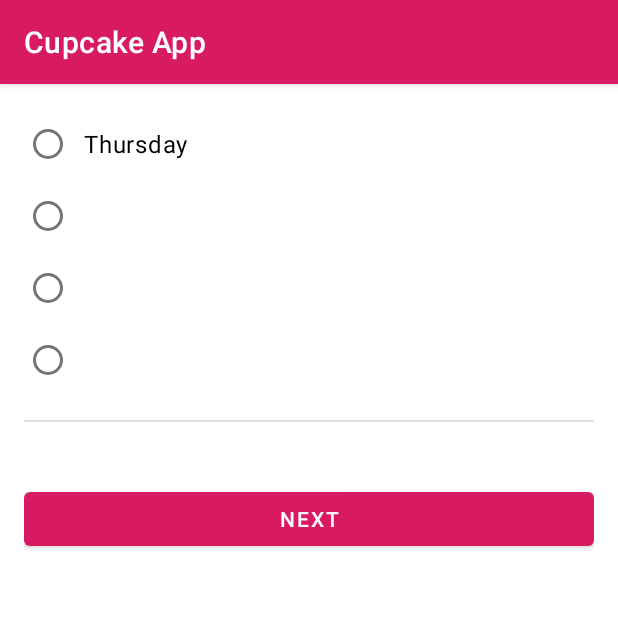
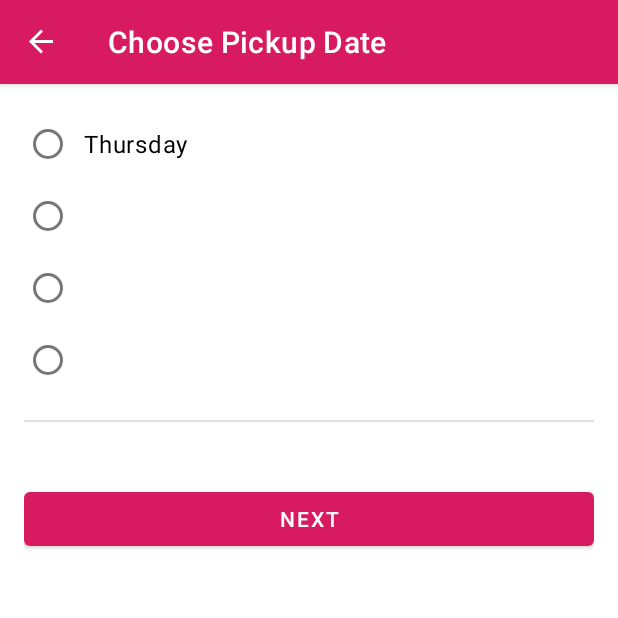
Before and after one commit to vaneIv/CupcakeApp, an Android app: the PickupFragment screen opened through its navigation route, on a phone screen of 412 x 824 dp, the top half of it. Run offline under Robolectric (Android 15) with nearby library versions, the phone set to English and light mode, and no system bars; our stand-ins replace data binding, navigation-ui.

Commit message:
Navigation and basic navigation functions setup.

```diff
--- a/app/src/main/AndroidManifest.xml
+++ b/app/src/main/AndroidManifest.xml
@@ -1,6 +1,7 @@
 <?xml version="1.0" encoding="utf-8"?>
 <manifest xmlns:android="http://schemas.android.com/apk/res/android"
-    xmlns:tools="http://schemas.android.com/tools">
+    xmlns:tools="http://schemas.android.com/tools"
+    package="com.example.cupcakeapp">
 
     <application
         android:allowBackup="true"
--- a/app/src/main/java/com/example/cupcakeapp/FlavorFragment.kt
+++ b/app/src/main/java/com/example/cupcakeapp/FlavorFragment.kt
@@ -4,8 +4,9 @@ import android.os.Bundle
 import android.view.LayoutInflater
 import android.view.View
 import android.view.ViewGroup
-import android.widget.Toast
 import androidx.fragment.app.Fragment
+import androidx.navigation.fragment.findNavController
+import com.example.cupcakeapp.R.*
 import com.example.cupcakeapp.databinding.FragmentFlavorBinding
 
 /**
@@ -42,7 +43,7 @@ class FlavorFragment : Fragment() {
      * Navigate to the next screen to choose pickup date.
      */
     fun goToNextScreen() {
-        Toast.makeText(activity, "Next", Toast.LENGTH_SHORT).show()
+        findNavController().navigate(R.id.action_flavorFragment_to_pickupFragment)
     }
 
     /**
--- a/app/src/main/java/com/example/cupcakeapp/MainActivity.kt
+++ b/app/src/main/java/com/example/cupcakeapp/MainActivity.kt
@@ -1,5 +1,19 @@
 package com.example.cupcakeapp
 
+import android.os.Bundle
 import androidx.appcompat.app.AppCompatActivity
+import androidx.navigation.fragment.NavHostFragment
+import androidx.navigation.ui.setupActionBarWithNavController
 
-class MainActivity : AppCompatActivity(R.layout.activity_main)
+class MainActivity : AppCompatActivity(R.layout.activity_main) {
+
+    override fun onCreate(savedInstanceState: Bundle?) {
+        super.onCreate(savedInstanceState)
+
+        val navHostFragment = supportFragmentManager
+            .findFragmentById(R.id.nav_host_fragment) as NavHostFragment
+        val navController = navHostFragment.navController
+
+        setupActionBarWithNavController(navController)
+    }
+}
--- a/app/src/main/java/com/example/cupcakeapp/PickupFragment.kt
+++ b/app/src/main/java/com/example/cupcakeapp/PickupFragment.kt
@@ -6,6 +6,7 @@ import android.view.View
 import android.view.ViewGroup
 import android.widget.Toast
 import androidx.fragment.app.Fragment
+import androidx.navigation.fragment.findNavController
 import com.example.cupcakeapp.databinding.FragmentPickupBinding
 
 class PickupFragment : Fragment() {
@@ -31,7 +32,7 @@ class PickupFragment : Fragment() {
     }
 
     fun goToNextScreen() {
-        Toast.makeText(activity, "Next", Toast.LENGTH_SHORT).show()
+        findNavController().navigate(R.id.action_pickupFragment_to_summaryFragment)
     }
 
     override fun onDestroyView() {
--- a/app/src/main/java/com/example/cupcakeapp/StartFragment.kt
+++ b/app/src/main/java/com/example/cupcakeapp/StartFragment.kt
@@ -4,8 +4,8 @@ import android.os.Bundle
 import android.view.LayoutInflater
 import android.view.View
 import android.view.ViewGroup
-import android.widget.Toast
 import androidx.fragment.app.Fragment
+import androidx.navigation.fragment.findNavController
 import com.example.cupcakeapp.databinding.FragmentStartBinding
 
 class StartFragment : Fragment() {
@@ -33,7 +33,7 @@ class StartFragment : Fragment() {
     }
 
     fun orderCupcake(quantity: Int) {
-        Toast.makeText(activity, "Ordered $quantity cupcake(s)", Toast.LENGTH_SHORT).show()
+        findNavController().navigate(R.id.action_startFragment_to_flavorFragment)
     }
 
     override fun onDestroyView() {
--- a/app/src/main/res/navigation/nav_graph.xml
+++ b/app/src/main/res/navigation/nav_graph.xml
@@ -8,21 +8,33 @@
     <fragment
         android:id="@+id/startFragment"
         android:name="com.example.cupcakeapp.StartFragment"
-        android:label="fragment_start"
-        tools:layout="@layout/fragment_start" />
+        android:label="@string/app_name"
+        tools:layout="@layout/fragment_start">
+        <action
+            android:id="@+id/action_startFragment_to_flavorFragment"
+            app:destination="@id/flavorFragment" />
+    </fragment>
     <fragment
         android:id="@+id/flavorFragment"
         android:name="com.example.cupcakeapp.FlavorFragment"
-        android:label="fragment_flavor"
-        tools:layout="@layout/fragment_flavor" />
+        android:label="@string/choose_flavor"
+        tools:layout="@layout/fragment_flavor">
+        <action
+            android:id="@+id/action_flavorFragment_to_pickupFragment"
+            app:destination="@id/pickupFragment" />
+    </fragment>
     <fragment
         android:id="@+id/pickupFragment"
         android:name="com.example.cupcakeapp.PickupFragment"
-        android:label="fragment_pickup"
-        tools:layout="@layout/fragment_pickup" />
+        android:label="@string/choose_pickup_date"
+        tools:layout="@layout/fragment_pickup">
+        <action
+            android:id="@+id/action_pickupFragment_to_summaryFragment"
+            app:destination="@id/summaryFragment" />
+    </fragment>
     <fragment
         android:id="@+id/summaryFragment"
         android:name="com.example.cupcakeapp.SummaryFragment"
-        android:label="fragment_summary"
+        android:label="@string/order_summary"
         tools:layout="@layout/fragment_summary" />
 </navigation>
```
